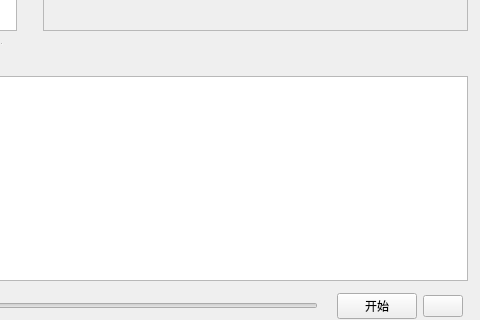
Before: the Qt Designer form MainWidget.ui in czyt1988/tmp_exchange, drawn with Qt 5; both pictures show x 495 to 975 and y 228 to 548 of the 975 by 548 pixel window.
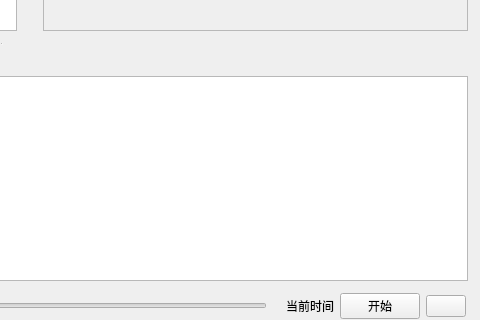
After: the same form once the commit is applied.

```diff
--- a/MainWidget.ui
+++ b/MainWidget.ui
@@ -194,6 +194,13 @@
        </property>
       </widget>
      </item>
+     <item>
+      <widget class="QLabel" name="labelCurrentTime">
+       <property name="text">
+        <string>当前时间</string>
+       </property>
+      </widget>
+     </item>
      <item>
       <widget class="QPushButton" name="pushButtonRun">
        <property name="text">
@@ -211,7 +218,7 @@
      <item>
       <widget class="QLabel" name="labelspeed">
        <property name="text">
-        <string>   </string>
+        <string/>
        </property>
       </widget>
      </item>
```
Left out of the diff: 2 changed lines with no effect on the pictures.
